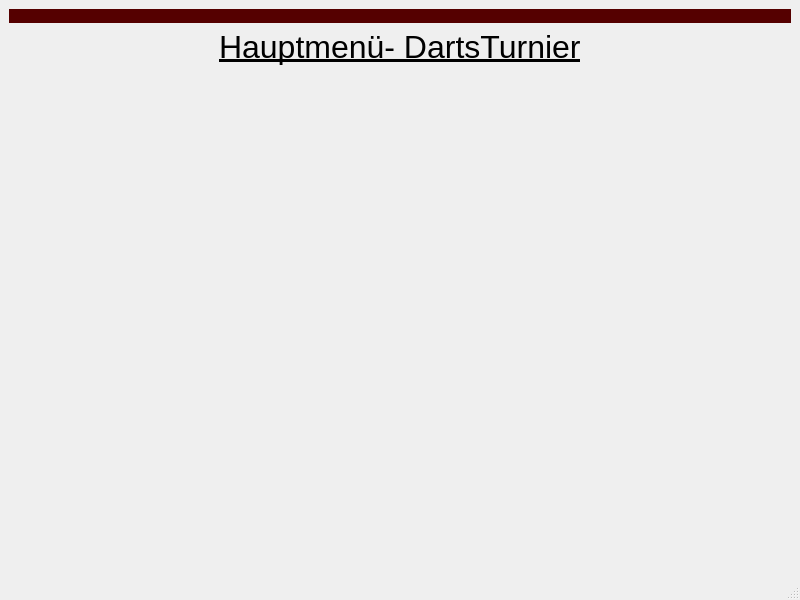
Old version of the form src/View/mainmenu.ui in the repository s1m0n1996/VolleyballSingleTurnier.
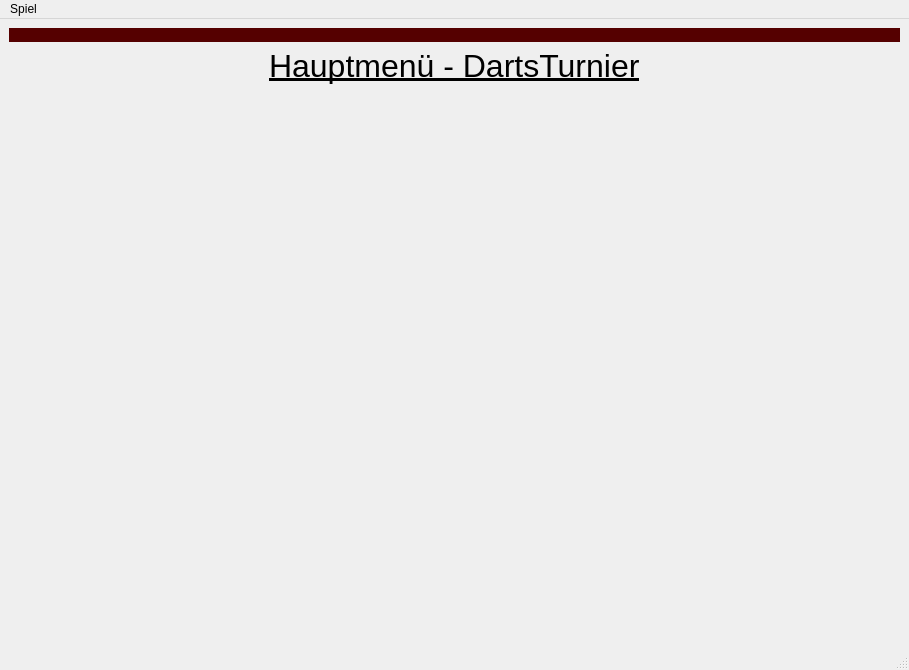
New version of the form.

Commit message: Im Hauptmenü die Menüliste mit Laden und Neu erstellen vervollständigt.

What changed in the file:
```diff
--- a/src/View/mainmenu.ui
+++ b/src/View/mainmenu.ui
@@ -6,8 +6,8 @@
    <rect>
     <x>0</x>
     <y>0</y>
-    <width>800</width>
-    <height>600</height>
+    <width>909</width>
+    <height>670</height>
    </rect>
   </property>
   <property name="windowTitle">
@@ -484,37 +484,31 @@
          </font>
         </property>
         <property name="text">
-         <string>Hauptmenü- DartsTurnier</string>
+         <string>Hauptmenü - DartsTurnier</string>
         </property>
        </widget>
       </item>
-      <item>
-       <layout class="QGridLayout" name="loadSaveGridLayout"/>
-      </item>
-      <item>
-       <spacer name="verticalSpacer_5">
-        <property name="orientation">
-         <enum>Qt::Vertical</enum>
-        </property>
-        <property name="sizeType">
-         <enum>QSizePolicy::Maximum</enum>
-        </property>
-        <property name="sizeHint" stdset="0">
-         <size>
-          <width>20</width>
-          <height>40</height>
-         </size>
-        </property>
-       </spacer>
-      </item>
-      <item>
-       <layout class="QVBoxLayout" name="buttonsLayout"/>
-      </item>
      </layout>
     </item>
    </layout>
   </widget>
   <widget class="QStatusBar" name="statusbar"/>
+  <widget class="QMenuBar" name="menuBar">
+   <property name="geometry">
+    <rect>
+     <x>0</x>
+     <y>0</y>
+     <width>909</width>
+     <height>25</height>
+    </rect>
+   </property>
+   <widget class="QMenu" name="menuGame">
+    <property name="title">
+     <string>Spiel</string>
+    </property>
+   </widget>
+   <addaction name="menuGame"/>
+  </widget>
   <action name="actionsdf">
    <property name="text">
     <string>sdf</string>
```
Left out of the diff: 10 changed lines with no effect on the pictures. The commit also changes 6 other files.
